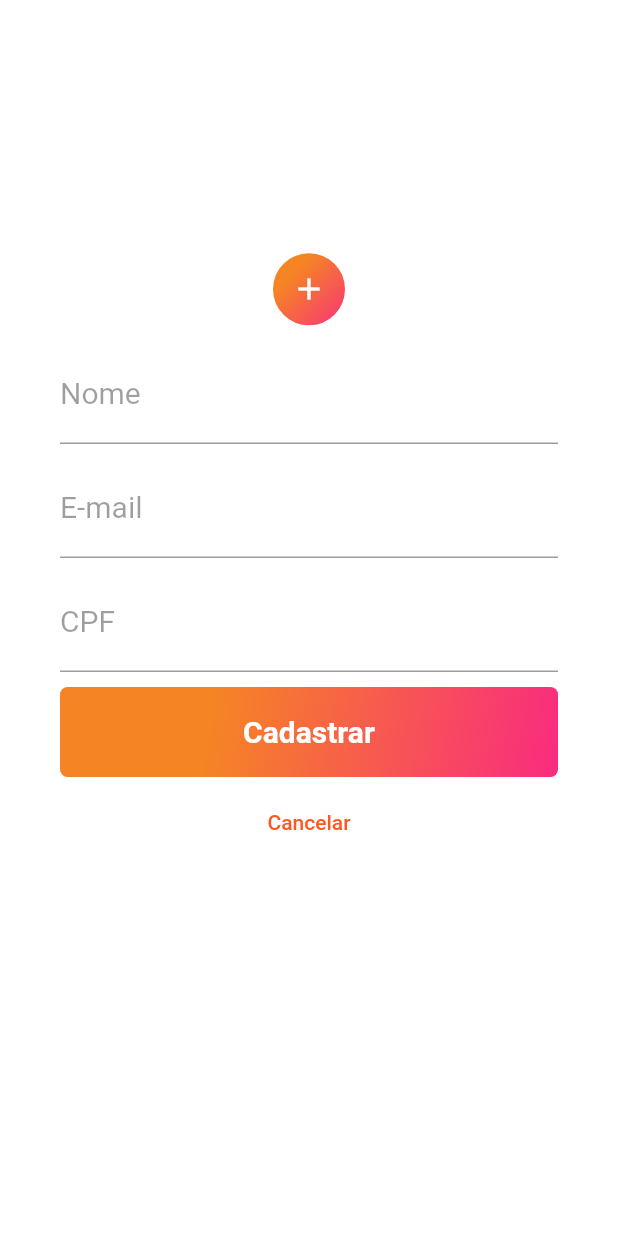
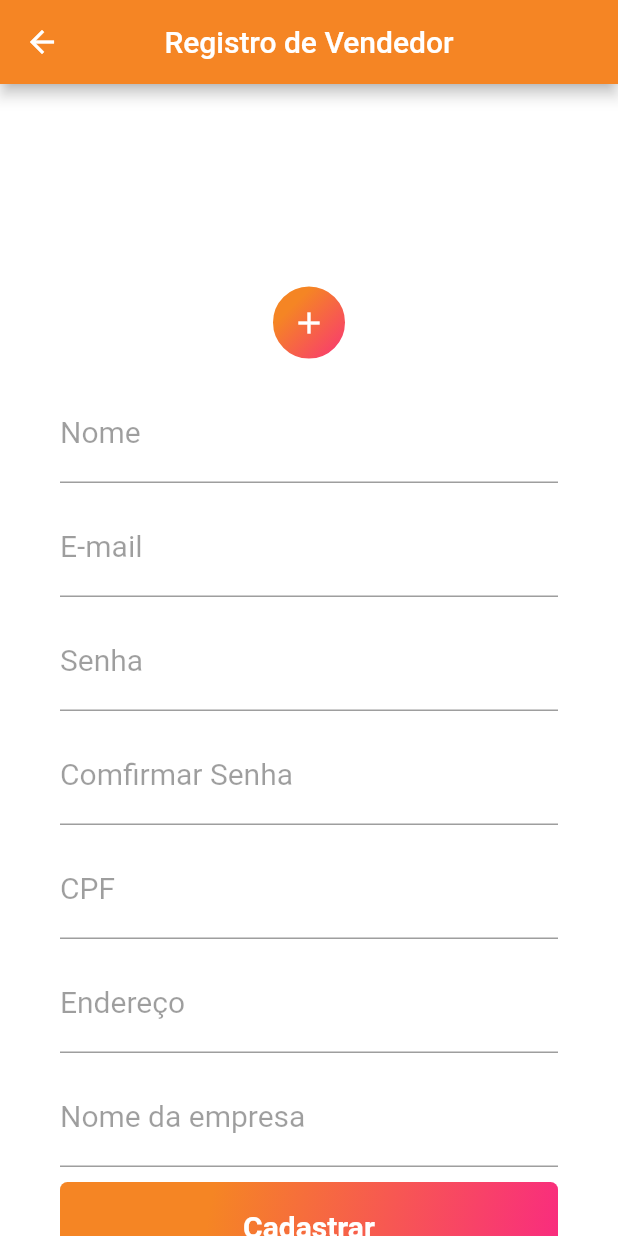
Before and after one commit to LucasWDR/Pds-feira-frontend, a Flutter app: the SignupPage screen opened directly, on a phone screen of 412 x 824 dp. Run offline on Flutter 3.47's test engine with Material 2 defaults, Android fonts, the light colour scheme and no system bars.

Commit message:
RP-1 | Criando tela de cadastro

```diff
--- a/lib/pages/signup_page.dart
+++ b/lib/pages/signup_page.dart
@@ -6,14 +6,22 @@ class SignupPage extends StatelessWidget {
   @override
   Widget build(BuildContext context) {
     return Scaffold(
+  appBar: AppBar(
+       title: Text("Registro de Vendedor"),
+       centerTitle: true,
+       backgroundColor:Color.fromARGB(255, 245, 133, 36)
+     ),
       body: Container(
         padding: EdgeInsets.only(top: 10, left: 40, right: 40),
         color: Colors.white,
         child: ListView(
           children: <Widget>[
+            SizedBox(
+             height: 20,
+            ),
             Container(
               width: 200,
-              height: 200,
+              height: 150,
               alignment: Alignment(0.0, 1.15),
               child: Container(
                 height: 56,
@@ -25,7 +33,7 @@ class SignupPage extends StatelessWidget {
                     end: Alignment.bottomRight,
                     stops: [0.3, 1.0],
                     colors: [
-                      Color(0xFFF58524),
+                      Color.fromARGB(255, 245, 133, 36),
                       Color(0XFFF92B7F),
                     ],
                   ),
@@ -84,6 +92,42 @@ class SignupPage extends StatelessWidget {
                 fontSize: 20,
               ),
             ),
+             SizedBox(
+              height: 10,
+            ),
+            TextFormField(
+              // autofocus: true,
+              keyboardType: TextInputType.emailAddress,
+              decoration: InputDecoration(
+                labelText: "Senha",
+                labelStyle: TextStyle(
+                  color: Colors.black38,
+                  fontWeight: FontWeight.w400,
+                  fontSize: 20,
+                ),
+              ),
+              style: TextStyle(
+                fontSize: 20,
+              ),
+            ),
+             SizedBox(
+              height: 10,
+            ),
+            TextFormField(
+              // autofocus: true,
+              keyboardType: TextInputType.emailAddress,
+              decoration: InputDecoration(
+                labelText: "Comfirmar Senha",
+                labelStyle: TextStyle(
+                  color: Colors.black38,
+                  fontWeight: FontWeight.w400,
+                  fontSize: 20,
+                ),
+              ),
+              style: TextStyle(
+                fontSize: 20,
+              ),
+            ),
            SizedBox(
               height: 10,
             ),
@@ -93,6 +137,40 @@ class SignupPage extends StatelessWidget {
               obscureText: true,
               decoration: InputDecoration(
                 labelText: "CPF",
+                labelStyle: TextStyle(
+                  color: Colors.black38,
+                  fontWeight: FontWeight.w400,
+                  fontSize: 20,
+                ),
+              ),
+              style: TextStyle(fontSize: 20),
+            ),
+              SizedBox(
+              height: 10,
+            ),
+            TextFormField(
+              // autofocus: true,
+              keyboardType: TextInputType.text,
+              obscureText: true,
+              decoration: InputDecoration(
+                labelText: "Endereço",
+                labelStyle: TextStyle(
+                  color: Colors.black38,
+                  fontWeight: FontWeight.w400,
+                  fontSize: 20,
+                ),
+              ),
+              style: TextStyle(fontSize: 20),
+            ),
+              SizedBox(
+              height: 10,
+            ),
+            TextFormField(
+              // autofocus: true,
+              keyboardType: TextInputType.text,
+              obscureText: true,
+              decoration: InputDecoration(
+                labelText: "Nome da empresa",
                 labelStyle: TextStyle(
                   color: Colors.black38,
                   fontWeight: FontWeight.w400,
```
